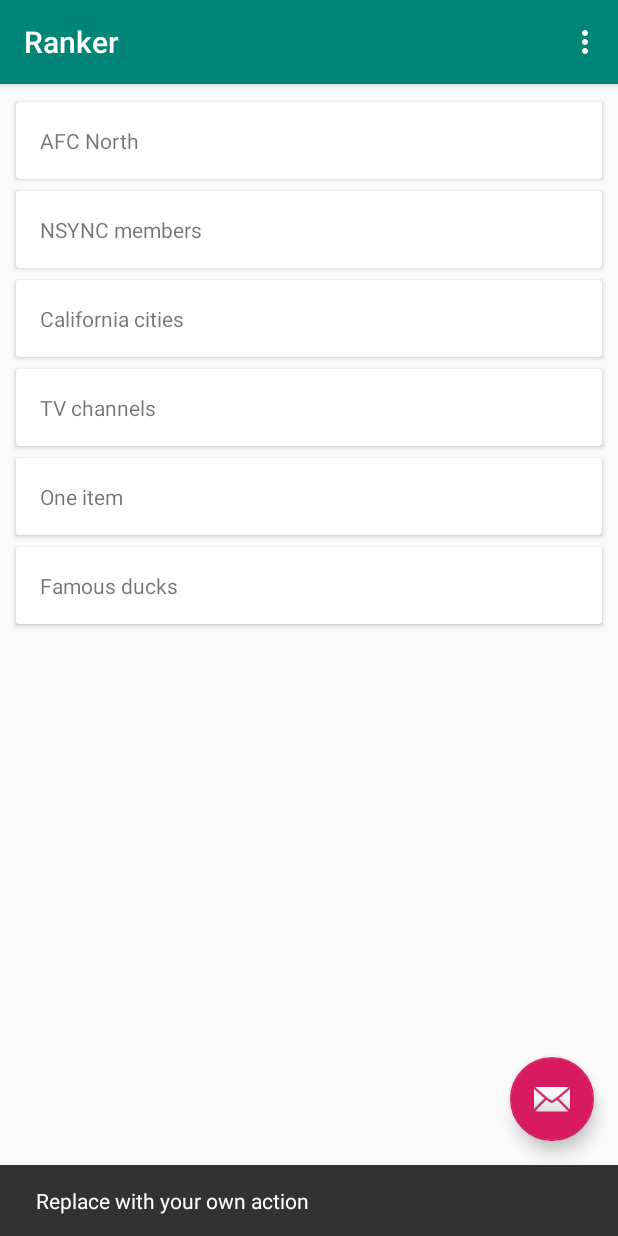
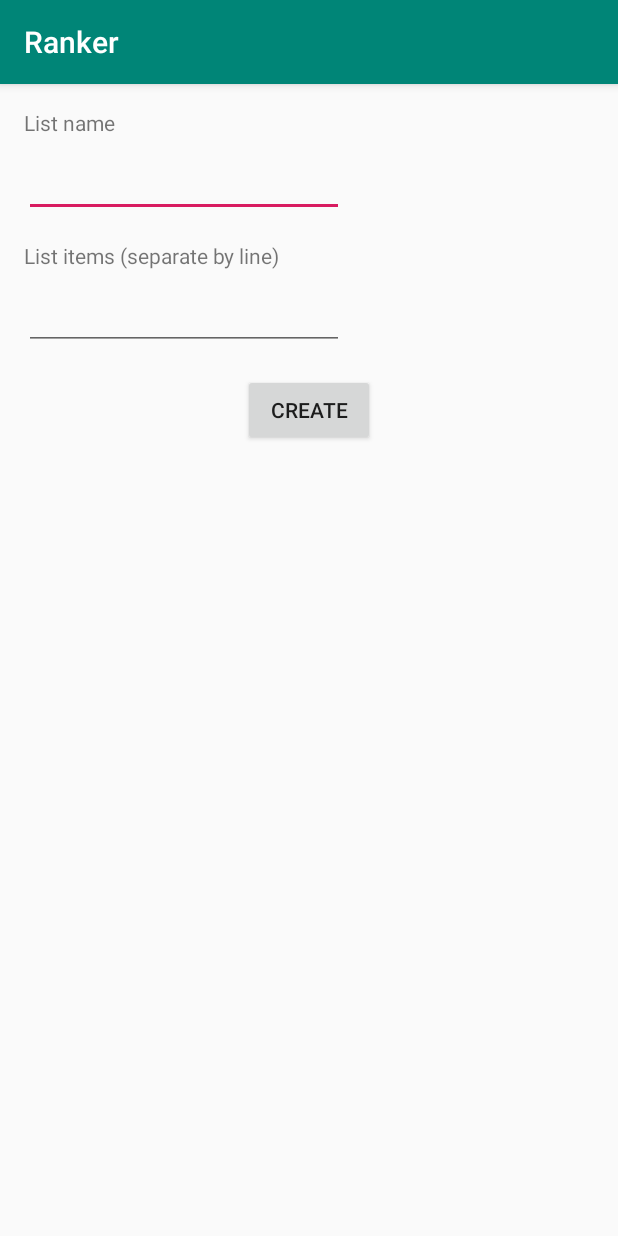
Before and after one commit to nrloyd/Ranker, an Android app: the screen it shows after launch (MainActivity before the commit, CreateListActivity after it), after a tap on an icon or button, on a phone screen of 412 x 824 dp. Run offline under Robolectric (Android 15) with nearby library versions, the phone set to English and light mode, and no system bars.

Commit message:
Add Create List screen

```diff
--- a/app/src/main/AndroidManifest.xml
+++ b/app/src/main/AndroidManifest.xml
@@ -9,7 +9,8 @@
         android:roundIcon="@mipmap/ic_launcher_round"
         android:supportsRtl="true"
         android:theme="@style/AppTheme">
-        <activity android:name=".RankerActivity"></activity>
+        <activity android:name=".CreateListActivity"></activity>
+        <activity android:name=".RankerActivity" />
         <activity android:name=".ResultsActivity" />
         <activity
             android:name=".MainActivity"
--- /dev/null
+++ b/app/src/main/java/com/example/ranker/CreateListActivity.java
@@ -0,0 +1,14 @@
+package com.example.ranker;
+
+import androidx.appcompat.app.AppCompatActivity;
+
+import android.os.Bundle;
+
+public class CreateListActivity extends AppCompatActivity {
+
+    @Override
+    protected void onCreate(Bundle savedInstanceState) {
+        super.onCreate(savedInstanceState);
+        setContentView(R.layout.activity_create_list);
+    }
+}
--- a/app/src/main/java/com/example/ranker/MainActivity.java
+++ b/app/src/main/java/com/example/ranker/MainActivity.java
@@ -35,8 +35,7 @@ public class MainActivity extends AppCompatActivity {
         fab.setOnClickListener(new View.OnClickListener() {
             @Override
             public void onClick(View view) {
-                Snackbar.make(view, "Replace with your own action", Snackbar.LENGTH_LONG)
-                        .setAction("Action", null).show();
+                startActivity(new Intent(MainActivity.this, CreateListActivity.class));
             }
         });
 
--- /dev/null
+++ b/app/src/main/res/layout/activity_create_list.xml
@@ -0,0 +1,60 @@
+<?xml version="1.0" encoding="utf-8"?>
+<androidx.constraintlayout.widget.ConstraintLayout xmlns:android="http://schemas.android.com/apk/res/android"
+    xmlns:app="http://schemas.android.com/apk/res-auto"
+    xmlns:tools="http://schemas.android.com/tools"
+    android:layout_width="match_parent"
+    android:layout_height="match_parent"
+    tools:context=".CreateListActivity">
+
+    <TextView
+        android:id="@+id/list_name"
+        android:layout_width="wrap_content"
+        android:layout_height="wrap_content"
+        android:layout_marginStart="16dp"
+        android:layout_marginTop="16dp"
+        android:text="List name"
+        app:layout_constraintStart_toStartOf="parent"
+        app:layout_constraintTop_toTopOf="parent" />
+
+    <EditText
+        android:id="@+id/edit_list_name"
+        android:layout_width="wrap_content"
+        android:layout_height="wrap_content"
+        android:layout_marginStart="16dp"
+        android:layout_marginTop="8dp"
+        android:ems="10"
+        android:inputType="textPersonName"
+        app:layout_constraintStart_toStartOf="parent"
+        app:layout_constraintTop_toBottomOf="@+id/list_name" />
+
+    <TextView
+        android:id="@+id/list_content"
+        android:layout_width="wrap_content"
+        android:layout_height="wrap_content"
+        android:layout_marginStart="16dp"
+        android:layout_marginTop="16dp"
+        android:text="List items (separate by line)"
+        app:layout_constraintStart_toStartOf="parent"
+        app:layout_constraintTop_toBottomOf="@+id/edit_list_name" />
+
+    <EditText
+        android:id="@+id/edit_list_content"
+        android:layout_width="wrap_content"
+        android:layout_height="wrap_content"
+        android:layout_marginStart="16dp"
+        android:layout_marginTop="8dp"
+        android:ems="10"
+        android:inputType="textMultiLine"
+        app:layout_constraintStart_toStartOf="parent"
+        app:layout_constraintTop_toBottomOf="@+id/list_content" />
+
+    <Button
+        android:id="@+id/create_list_button"
+        android:layout_width="wrap_content"
+        android:layout_height="wrap_content"
+        android:layout_marginTop="16dp"
+        android:text="Create"
+        app:layout_constraintEnd_toEndOf="parent"
+        app:layout_constraintStart_toStartOf="parent"
+        app:layout_constraintTop_toBottomOf="@+id/edit_list_content" />
+</androidx.constraintlayout.widget.ConstraintLayout>
```
